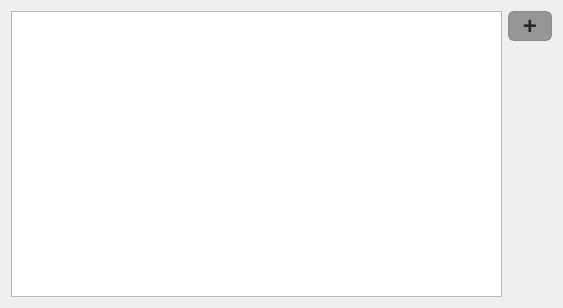
Old version of the form widget.ui in the repository ergo471/badLauncher.
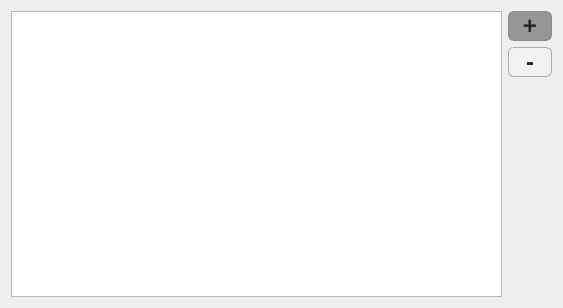
New version of the form.

Commit message: Agregado el boton de eliminar y menu desplegable

```diff
--- a/widget.ui
+++ b/widget.ui
@@ -59,6 +59,52 @@
        </property>
       </widget>
      </item>
+     <item>
+      <widget class="QPushButton" name="rmBtn">
+       <property name="enabled">
+        <bool>false</bool>
+       </property>
+       <property name="minimumSize">
+        <size>
+         <width>44</width>
+         <height>0</height>
+        </size>
+       </property>
+       <property name="font">
+        <font>
+         <pointsize>18</pointsize>
+         <weight>75</weight>
+         <bold>true</bold>
+        </font>
+       </property>
+       <property name="cursor">
+        <cursorShape>PointingHandCursor</cursorShape>
+       </property>
+       <property name="styleSheet">
+        <string notr="true">QPushButton#rmBtn {
+
+color: rgb(40, 40, 40);
+background-color: rgb(150,150,150);
+border-radius: 6px;
+border-style: inset;
+border-width: 1px;
+border-color: rgba(0,0,0,70);
+}
+
+QPushButton#rmBtn:pressed{
+	background-color: rgb(180,180,180);
+}
+QPushButton#rmBtn:disabled{
+	background-color: rgb(255,255,255,50);
+}
+
+</string>
+       </property>
+       <property name="text">
+        <string>-</string>
+       </property>
+      </widget>
+     </item>
      <item>
       <spacer name="verticalSpacer">
        <property name="orientation">
```
Left out of the diff: 26 changed lines with no effect on the pictures. The commit also changes 4 other files.
